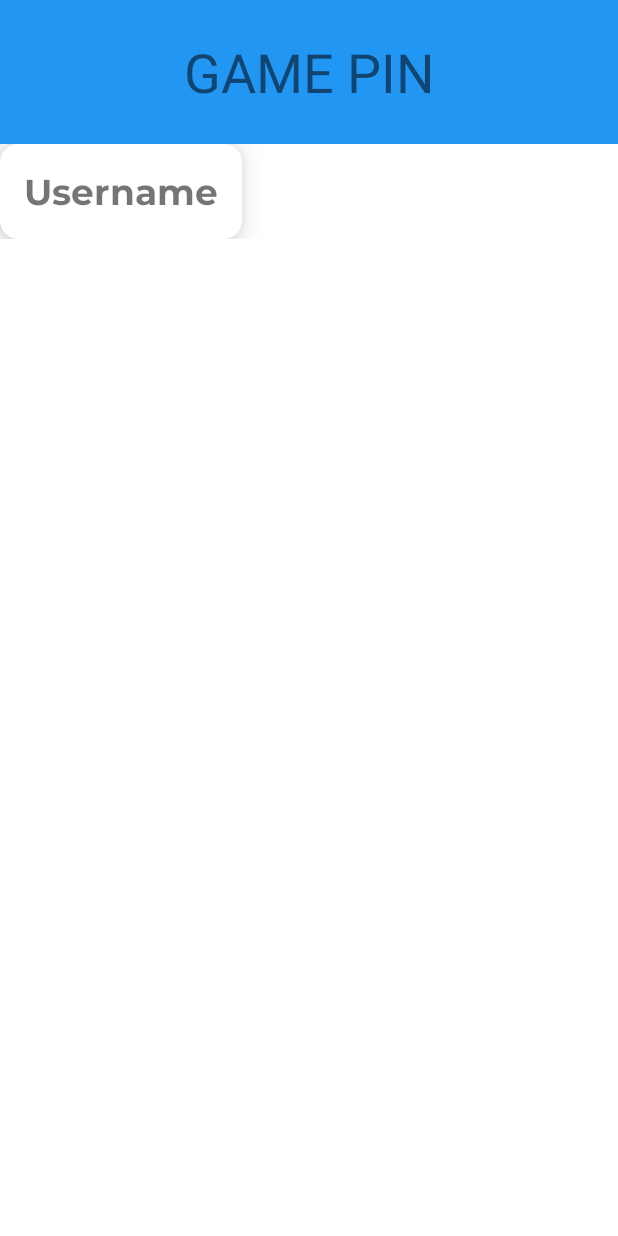
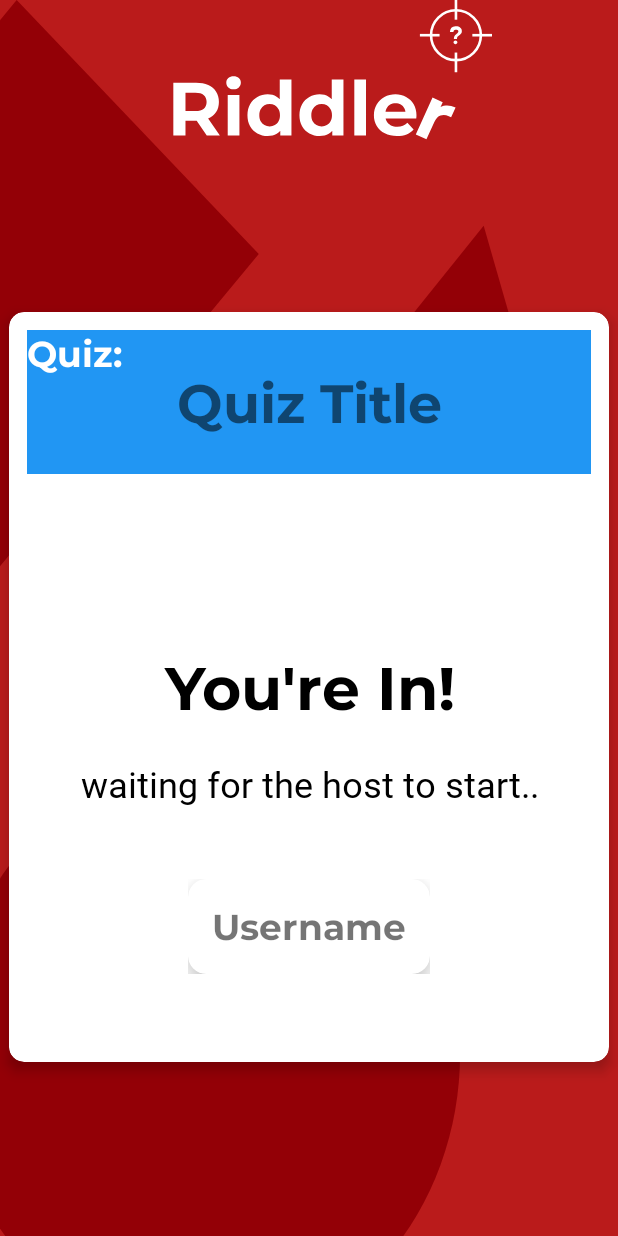
Before and after one commit to Johabeo/Riddler, an Android app: the layout fragment_player_lobby.xml on its own in the app's theme, with its tools: preview values and no code run, on a phone screen of 412 x 824 dp. Run offline under Robolectric (Android 15) with nearby library versions, the light colour scheme and no system bars.

Commit message:
provided layouts for both lobbies

```diff
--- a/app/src/main/res/layout/fragment_player_lobby.xml
+++ b/app/src/main/res/layout/fragment_player_lobby.xml
@@ -4,50 +4,104 @@
     xmlns:tools="http://schemas.android.com/tools"
     android:layout_width="match_parent"
     android:layout_height="match_parent"
+    android:background="@drawable/ic_background_host_lobby"
     tools:context=".ui.view.host.HostLobbyFragment">
 
+    <ImageView
+        android:id="@+id/background"
+        android:layout_width="wrap_content"
+        android:layout_height="wrap_content"
+        android:adjustViewBounds="true"
+        android:scaleType="centerInside"
+        android:src="@drawable/ic_game_logo"
+        app:helperTextTextColor="@color/queryErrorText"
+        app:layout_constraintEnd_toEndOf="parent"
+        app:layout_constraintStart_toStartOf="parent"
+        app:layout_constraintTop_toTopOf="parent" />
+
+    <androidx.cardview.widget.CardView
+        android:id="@+id/game_pin_layout"
+        android:layout_width="400dp"
+        android:layout_height="500dp"
+        android:layout_marginStart="1dp"
+        android:layout_marginTop="92dp"
+        android:layout_marginEnd="1dp"
+        app:cardCornerRadius="10dp"
+        app:cardElevation="5dp"
+        app:contentPadding="12dp"
+        app:layout_constraintBottom_toBottomOf="parent"
+        app:layout_constraintEnd_toEndOf="parent"
+        app:layout_constraintStart_toStartOf="parent"
+        app:layout_constraintTop_toTopOf="parent">
+
+        <androidx.constraintlayout.widget.ConstraintLayout
+            android:id="@+id/card_layout"
+            android:layout_width="match_parent"
+            android:layout_height="match_parent">
+
             <TextView
-        android:id="@+id/Header"
+                android:id="@+id/lobbyGamePin"
                 android:layout_width="match_parent"
                 android:layout_height="96dp"
                 android:background="#2196F3"
-        android:text="GAME PIN"
+                android:fontFamily="@font/montserrat_bold"
+                android:gravity="center"
+                android:text="Quiz Title"
+                android:textAlignment="center"
                 android:textIsSelectable="true"
-        android:textAlignment="center"
-        android:gravity="center"
                 android:textSize="36dp"
-        app:layout_constraintBottom_toTopOf="@id/playerLobbyGamePin"
                 app:layout_constraintEnd_toEndOf="parent"
                 app:layout_constraintStart_toStartOf="parent"
-        app:layout_constraintTop_toTopOf="parent"
-        app:layout_constraintVertical_bias="0.0"/>
+                app:layout_constraintTop_toTopOf="id/card_layout" />
 
             <TextView
-        android:id="@+id/playerLobbyGamePin"
+                android:layout_width="wrap_content"
+                android:layout_height="wrap_content"
+                android:fontFamily="@font/montserrat_bold"
+                android:text="Quiz:"
+                android:textColor="@color/white"
+                android:textSize="24sp"
+                app:layout_constraintStart_toStartOf="id/card_layout"
+                app:layout_constraintTop_toTopOf="id/card_layout" />
+
+            <TextView
+                android:id="@+id/header"
                 android:layout_width="match_parent"
                 android:layout_height="96dp"
-        android:background="#2196F3"
-        android:text="GAME PIN"
-        android:textIsSelectable="true"
-        android:textAlignment="center"
+                android:fontFamily="@font/montserrat_bold"
                 android:gravity="center"
-        android:textSize="36dp"
-        app:layout_constraintBottom_toTopOf="@id/playerLobbyGamePin"
+                android:text="You're In!"
+                android:textColor="@color/black"
+                android:textSize="40sp"
+                app:layout_constraintBottom_toBottomOf="parent"
                 app:layout_constraintEnd_toEndOf="parent"
                 app:layout_constraintStart_toStartOf="parent"
-        app:layout_constraintTop_toTopOf="parent"
-        app:layout_constraintVertical_bias="0.0" />
+                app:layout_constraintTop_toTopOf="parent" />
+
+            <TextView
+                android:id="@+id/subheader"
+                android:layout_width="wrap_content"
+                android:layout_height="wrap_content"
+                android:fontFamily="@font/hind_bold"
+                android:gravity="center"
+                android:text="waiting for the host to start.."
+                android:textColor="@color/black"
+                android:textSize="24sp"
+                app:layout_constraintEnd_toEndOf="parent"
+                app:layout_constraintStart_toStartOf="parent"
+                app:layout_constraintTop_toBottomOf="@+id/header" />
 
             <androidx.recyclerview.widget.RecyclerView
-        android:id="@+id/playerLobbyList"
-        android:layout_width="match_parent"
+                android:id="@+id/playerList"
+                android:layout_width="wrap_content"
                 android:layout_height="wrap_content"
                 app:layout_constraintBottom_toBottomOf="parent"
                 app:layout_constraintEnd_toEndOf="parent"
                 app:layout_constraintStart_toStartOf="parent"
-        app:layout_constraintTop_toBottomOf="@id/playerLobbyGamePin"
-        app:layout_constraintVertical_bias="0.0"
+                app:layout_constraintTop_toBottomOf="@+id/subheader"
                 tools:itemCount="1"
                 tools:listitem="@layout/player_cards" />
 
         </androidx.constraintlayout.widget.ConstraintLayout>
+    </androidx.cardview.widget.CardView>
+</androidx.constraintlayout.widget.ConstraintLayout>
```
Lines whose indentation alone changed are shown as unchanged.
